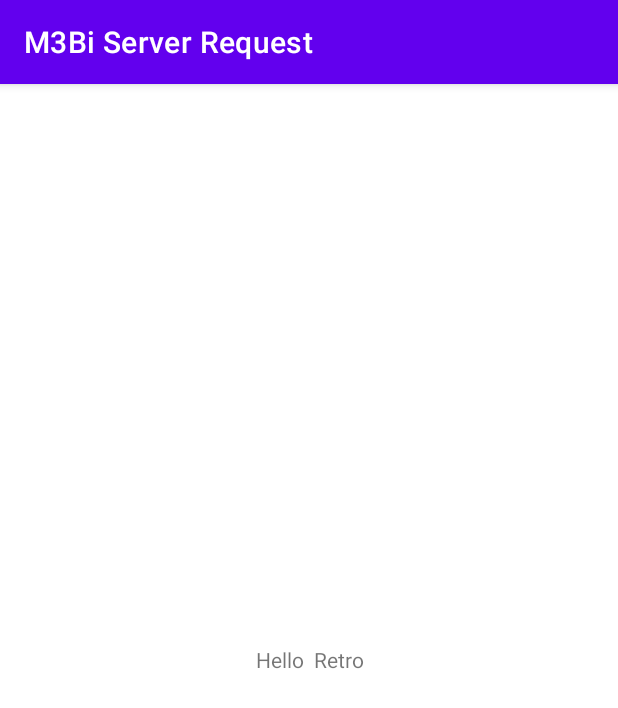
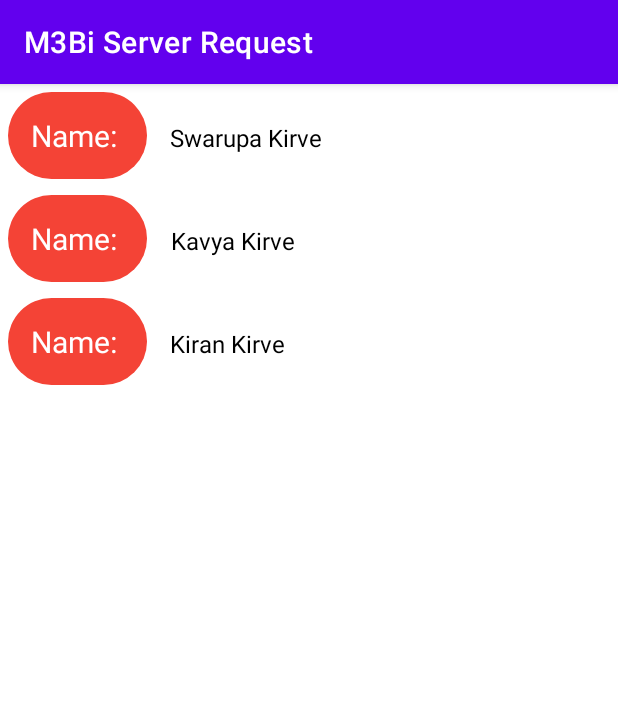
Before and after one commit to kkirve/M3Bi_Server_Request, an Android app: the screen it shows after launch (MainActivity), on a phone screen of 412 x 824 dp. Shown: the top 708 px of the screen. Run offline under Robolectric (Android 15) with nearby library versions, the phone set to English and light mode, and no system bars; 5 statements that could not run were skipped.

```diff
--- a/app/src/main/java/com/kk/m3biserverrequest/MainActivity.kt
+++ b/app/src/main/java/com/kk/m3biserverrequest/MainActivity.kt
@@ -28,24 +28,23 @@ class MainActivity : AppCompatActivity() {
         setContentView(R.layout.activity_main)
 
         //test adapter
-//        val recyclerView = findViewById<RecyclerView>(R.id.userList)
-//        lifecycleScope.launch(Dispatchers.IO) {
-//            val adapter = UserAdapter()
-//            val p1 = Data("avtar", "email", "Swarup", 1, "Kirve")
-//            val p2 = Data("avtar", "email", "Kavya", 2, "Kirve")
-//            val p3 = Data("avtar", "email", "Kiran", 3, "Kirve")
-//
-//            adapter.submitList(listOf(p1, p2, p3))
-//
-//            recyclerView.layoutManager = LinearLayoutManager(applicationContext)
-//            recyclerView.setHasFixedSize(true)
-//            recyclerView.adapter = adapter
-//        }
+        val recyclerView = findViewById<RecyclerView>(R.id.userList)
+        //  lifecycleScope.launch(Dispatchers.IO) {
+        val adapter = UserAdapter()
+        //test data for adapter
+        val p1 = Data("avtar", "email", "Swarupa", 1, "Kirve")
+        val p2 = Data("avtar", "email", "Kavya", 2, "Kirve")
+        val p3 = Data("avtar", "email", "Kiran", 3, "Kirve")
+
+        adapter.submitList(listOf(p1, p2, p3))
+        recyclerView.layoutManager = LinearLayoutManager(this)
+        recyclerView.setHasFixedSize(true)
+        recyclerView.adapter = adapter
+
 
         //improvements :possible to define in application class
         //below object will access main view model
         val userService = RetrofitHelper.getInstance().create(UserService::class.java)
-
         val repository = UserRepository(userService)
 
         mainViewModel =
@@ -55,6 +54,7 @@ class MainActivity : AppCompatActivity() {
             Log.d(TAG, TAG + " " + it.data.toString())
         })
 
+        //for testing quot data
 /*        mainViewModel.quotes.observe(this, Observer {
             Log.d(TAG,TAG+" "+it.results.toString())
         })*/
--- a/app/src/main/java/com/kk/m3biserverrequest/api/RetrofitHelper.kt
+++ b/app/src/main/java/com/kk/m3biserverrequest/api/RetrofitHelper.kt
@@ -27,7 +27,7 @@ object RetrofitHelper {
     private val logger = HttpLoggingInterceptor().setLevel(HttpLoggingInterceptor.Level.BODY)
 
     // Create a Custom Interceptor to apply Headers application wide
-    val headerInterceptor = object: Interceptor {
+    val headerInterceptor = object : Interceptor {
 
         override fun intercept(chain: Interceptor.Chain): Response {
 
@@ -36,7 +36,7 @@ object RetrofitHelper {
             request = request.newBuilder()
                 .addHeader("x-device-type", Build.DEVICE)
                 .addHeader("Accept-Language", Locale.getDefault().language)
-
+                .addHeader("Content-Type","application/json")
                 .build()
 
             val response = chain.proceed(request)
@@ -44,29 +44,21 @@ object RetrofitHelper {
         }
     }
 
-/*    val certificatePinner = CertificatePinner.Builder()
+
+    val certificatePinner = CertificatePinner.Builder()
         .add(
             "https://reqres.in/",
-            "sha256/ZCOF65ADBWPDK8P2V7+mqodtvbsTRR/D74FCU+CEEA="
+            "sha256/5kJvNEMw0KjrCAu7eXY5HZdvyCS13BbA0VJG1RSP91w="
         )
-        .build()*/
-
-/*    val inputStream = resources.openRawResource(R.raw.mycer)
-    val keyStoreType = KeyStore.getDefaultType()
-    val keyStore :KeyStore= KeyStore.getInstance(keyStoreType)
-    keyStore.load(inputStream, null)
-
-    val tmfAlgorithm = TrustManagerFactory.getDefaultAlgorithm()
-    val trustManagerFactory = TrustManagerFactory.getInstance(tmfAlgorithm)
-    trustManagerFactory.init(keyStore)*/
+        .build()
 
 
-    // Create OkHttp Client
     private val okHttp = OkHttpClient.Builder()
-        .callTimeout(50000, TimeUnit.SECONDS)
+        .callTimeout(6000, TimeUnit.SECONDS)
+        .certificatePinner(certificatePinner)
         .addInterceptor(headerInterceptor)
         .addInterceptor(logger)
-        //.sslSocketFactory(sslContext.getSocketFactory())
+
 
     //return retrofit instance
     fun getInstance(): Retrofit {
@@ -77,4 +69,7 @@ object RetrofitHelper {
             .client(okHttp.build())
             .build()
     }
+
+
+
 }
--- a/app/src/main/java/com/kk/m3biserverrequest/api/UserService.kt
+++ b/app/src/main/java/com/kk/m3biserverrequest/api/UserService.kt
@@ -26,9 +26,9 @@ interface UserService {
     @GET("/users")
     suspend fun getUsers(@Query("page") page_no: Int): Response<UserList>
 
-    //quotable.io/quotes?page=1
+    //testing quote data
     //https://quotable.io/quotes?page=1
     @GET("/quotes")
-    suspend fun getQuotes(@Query("page")page_no:Int):Response <QuotesList>
+    suspend fun getQuotes(@Query("page") page_no: Int): Response<QuotesList>
 
 }
--- a/app/src/main/java/com/kk/m3biserverrequest/repository/UserRepository.kt
+++ b/app/src/main/java/com/kk/m3biserverrequest/repository/UserRepository.kt
@@ -10,6 +10,7 @@ import com.kk.m3biserverrequest.models.UserList
 class UserRepository(private val userService: UserService) //if need database add one more param
 {
 
+    //USER Repository
     //mutable live data possible to change values from it
     private val userLiveData = MutableLiveData<UserList>()
 
@@ -30,8 +31,7 @@ class UserRepository(private val userService: UserService) //if need database ad
     }
 
 
-//Quote data
-
+    //Quote data for testing purpose
     //mutable live data possible to change values from it
     private val quoteLiveData = MutableLiveData<QuotesList>()
 
--- a/app/src/main/java/com/kk/m3biserverrequest/viewmodels/MainViewModel.kt
+++ b/app/src/main/java/com/kk/m3biserverrequest/viewmodels/MainViewModel.kt
@@ -24,10 +24,10 @@ class MainViewModel(private val userRepository: UserRepository) : ViewModel() {
         }*/
     }
 
-    val users :LiveData<UserList>
-    get() = userRepository.users
+    val users: LiveData<UserList>
+        get() = userRepository.users
 
-    val quotes :LiveData<QuotesList>
+    val quotes: LiveData<QuotesList>
         get() = userRepository.quotes
 
 
--- a/app/src/main/java/com/kk/m3biserverrequest/viewmodels/MainViewModelFactory.kt
+++ b/app/src/main/java/com/kk/m3biserverrequest/viewmodels/MainViewModelFactory.kt
@@ -4,7 +4,7 @@ import androidx.lifecycle.ViewModel
 import androidx.lifecycle.ViewModelProvider
 import com.kk.m3biserverrequest.repository.UserRepository
 
-class MainViewModelFactory(private val userRepository: UserRepository):ViewModelProvider.Factory {
+class MainViewModelFactory(private val userRepository: UserRepository) : ViewModelProvider.Factory {
     override fun <T : ViewModel?> create(modelClass: Class<T>): T {
         return MainViewModel(userRepository) as T
     }
--- a/app/src/main/res/layout/activity_main.xml
+++ b/app/src/main/res/layout/activity_main.xml
@@ -6,14 +6,7 @@
     android:layout_height="match_parent"
     tools:context=".MainActivity">
 
-
-    <TextView
-        android:layout_width="match_parent"
-        android:layout_height="match_parent"
-        android:text="Hello  Retro"
-        android:gravity="center"
-        ></TextView>
-<!--<androidx.recyclerview.widget.RecyclerView
+<androidx.recyclerview.widget.RecyclerView
     android:id="@+id/userList"
     android:layout_width="match_parent"
     android:layout_height="match_parent"
@@ -21,6 +14,6 @@
     app:layout_constraintBottom_toBottomOf="parent"
     app:layout_constraintStart_toStartOf="parent"
     app:layout_constraintEnd_toEndOf="parent"
-    >/</androidx.recyclerview.widget.RecyclerView>-->
+    >/</androidx.recyclerview.widget.RecyclerView>
 
 </androidx.constraintlayout.widget.ConstraintLayout>
--- a/app/src/main/res/xml/network_security_config.xml
+++ b/app/src/main/res/xml/network_security_config.xml
@@ -13,7 +13,7 @@
         <domain includeSubdomains="true">reqres.in</domain>
         <domain includeSubdomains="true">https://reqres.in/api/</domain>
         <pin-set>
-            <pin digest="SHA-256">9Pacxtmctlq2Y73orFOOXXXXXXXXXXZhBXXXXXXXXXX=</pin>
+            <pin digest="SHA-256">5kJvNEMw0KjrCAu7eXY5HZdvyCS13BbA0VJG1RSP91w=</pin>
             <pin digest="SHA-256">9Pacxtmctlq2Y73orFOOXXXXXXXXXXZhBXXXXXXXXXX=</pin>
         </pin-set>
     </domain-config>
```
